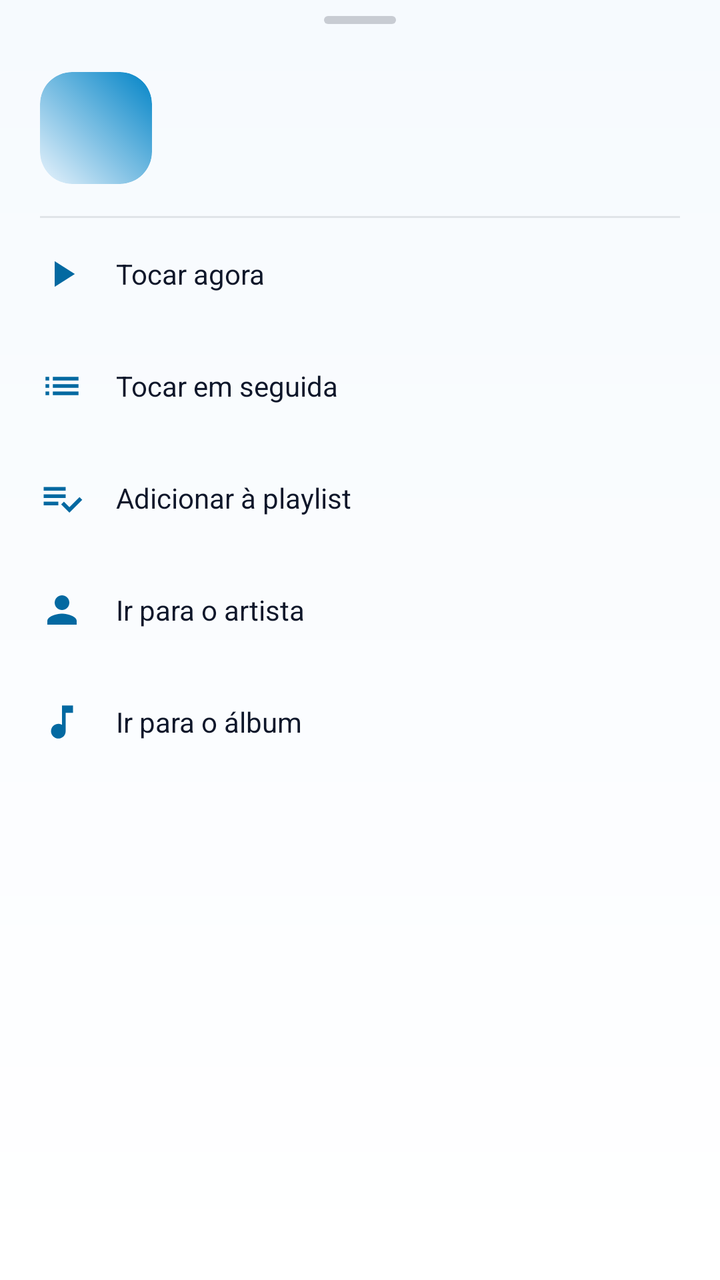
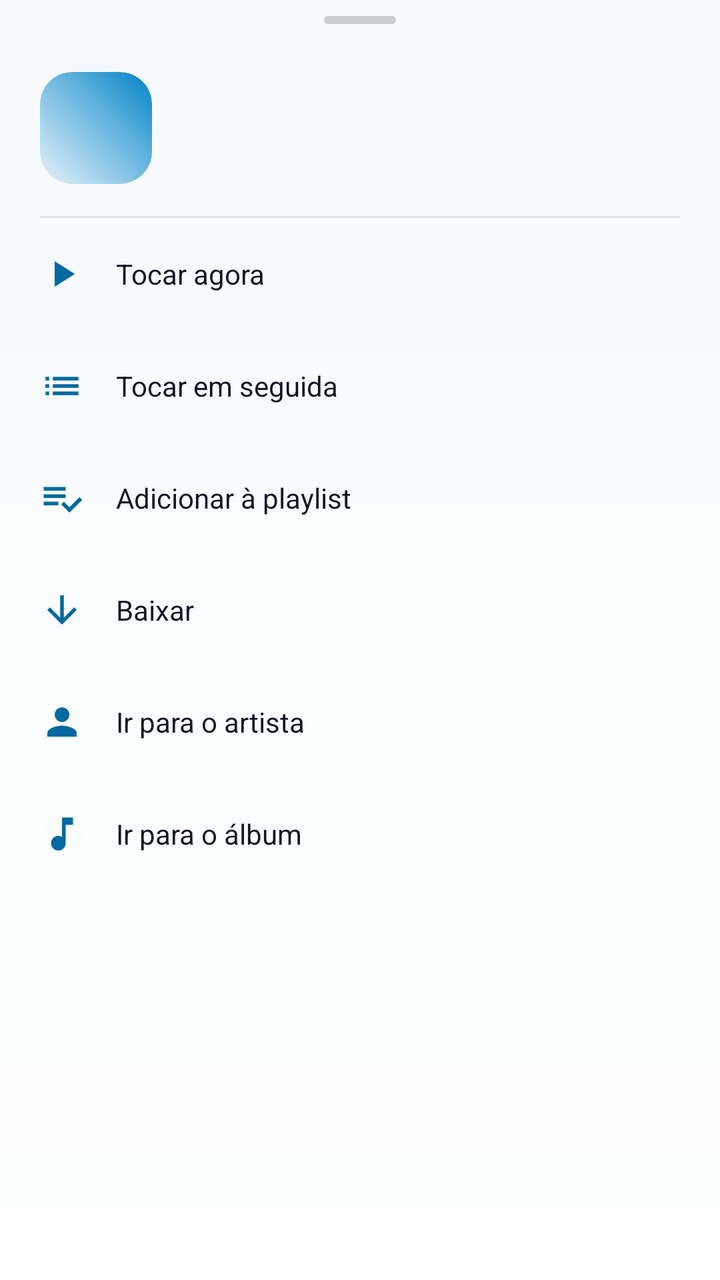

Compare the two renders of this Android layout. The source of the first and the diff that turns it into the second are given below.
<!-- AndroidManifest.xml: application theme Theme.MystMusic -->
<!-- res/layout/sheet_track_menu.xml -->
<?xml version="1.0" encoding="utf-8"?>
<LinearLayout xmlns:android="http://schemas.android.com/apk/res/android"
    xmlns:app="http://schemas.android.com/apk/res-auto"
    android:layout_width="match_parent"
    android:layout_height="wrap_content"
    android:orientation="vertical"
    android:paddingStart="@dimen/screen_margin"
    android:paddingEnd="@dimen/screen_margin"
    android:paddingBottom="@dimen/space_l">

    <View
        android:layout_width="36dp"
        android:layout_height="4dp"
        android:layout_gravity="center_horizontal"
        android:layout_marginTop="@dimen/space_s"
        android:background="@drawable/bg_sheet_handle" />

    <LinearLayout
        android:layout_width="match_parent"
        android:layout_height="wrap_content"
        android:layout_marginTop="@dimen/space_l"
        android:gravity="center_vertical"
        android:orientation="horizontal">

        <com.google.android.material.imageview.ShapeableImageView
            android:id="@+id/menuCover"
            android:layout_width="56dp"
            android:layout_height="56dp"
            android:background="@drawable/bg_cover_placeholder"
            android:contentDescription="@null"
            android:scaleType="centerCrop"
            app:shapeAppearanceOverlay="@style/ShapeAppearance.MystMusic.Cover" />

        <LinearLayout
            android:layout_width="0dp"
            android:layout_height="wrap_content"
            android:layout_marginStart="@dimen/space_m"
            android:layout_weight="1"
            android:orientation="vertical">

            <TextView
                android:id="@+id/menuTitle"
                android:layout_width="match_parent"
                android:layout_height="wrap_content"
                android:ellipsize="end"
                android:fontFamily="sans-serif-medium"
                android:maxLines="1"
                android:textColor="?attr/mystOnSurface"
                android:textSize="@dimen/text_body" />

            <TextView
                android:id="@+id/menuArtist"
                android:layout_width="match_parent"
                android:layout_height="wrap_content"
                android:layout_marginTop="2dp"
                android:ellipsize="end"
                android:maxLines="1"
                android:textColor="?attr/mystOnSurfaceDim"
                android:textSize="@dimen/text_small" />
        </LinearLayout>
    </LinearLayout>

    <View
        android:layout_width="match_parent"
        android:layout_height="1dp"
        android:layout_marginTop="@dimen/space_m"
        android:background="?attr/mystStroke" />

    <LinearLayout
        android:id="@+id/menuPlayNow"
        android:layout_width="match_parent"
        android:layout_height="56dp"
        android:background="?attr/selectableItemBackground"
        android:clickable="true"
        android:focusable="true"
        android:gravity="center_vertical"
        android:orientation="horizontal">

        <ImageView
            android:layout_width="22dp"
            android:layout_height="22dp"
            android:contentDescription="@null"
            android:src="@drawable/ic_play"
            app:tint="?attr/mystAccentText" />

        <TextView
            android:layout_width="wrap_content"
            android:layout_height="wrap_content"
            android:layout_marginStart="@dimen/space_m"
            android:text="@string/track_menu_play"
            android:textColor="?attr/mystOnSurface"
            android:textSize="@dimen/text_body" />
    </LinearLayout>

    <LinearLayout
        android:id="@+id/menuPlayNext"
        android:layout_width="match_parent"
        android:layout_height="56dp"
        android:background="?attr/selectableItemBackground"
        android:clickable="true"
        android:focusable="true"
        android:gravity="center_vertical"
        android:orientation="horizontal">

        <ImageView
            android:layout_width="22dp"
            android:layout_height="22dp"
            android:contentDescription="@null"
            android:src="@drawable/ic_queue"
            app:tint="?attr/mystAccentText" />

        <TextView
            android:layout_width="wrap_content"
            android:layout_height="wrap_content"
            android:layout_marginStart="@dimen/space_m"
            android:text="@string/track_menu_play_next"
            android:textColor="?attr/mystOnSurface"
            android:textSize="@dimen/text_body" />
    </LinearLayout>

    <LinearLayout
        android:id="@+id/menuAddPlaylist"
        android:layout_width="match_parent"
        android:layout_height="56dp"
        android:background="?attr/selectableItemBackground"
        android:clickable="true"
        android:focusable="true"
        android:gravity="center_vertical"
        android:orientation="horizontal">

        <ImageView
            android:layout_width="22dp"
            android:layout_height="22dp"
            android:contentDescription="@null"
            android:src="@drawable/ic_add_to_playlist"
            app:tint="?attr/mystAccentText" />

        <TextView
            android:layout_width="wrap_content"
            android:layout_height="wrap_content"
            android:layout_marginStart="@dimen/space_m"
            android:text="@string/track_menu_add"
            android:textColor="?attr/mystOnSurface"
            android:textSize="@dimen/text_body" />
    </LinearLayout>

    <LinearLayout
        android:id="@+id/menuGoArtist"
        android:layout_width="match_parent"
        android:layout_height="56dp"
        android:background="?attr/selectableItemBackground"
        android:clickable="true"
        android:focusable="true"
        android:gravity="center_vertical"
        android:orientation="horizontal">

        <ImageView
            android:layout_width="22dp"
            android:layout_height="22dp"
            android:contentDescription="@null"
            android:src="@drawable/ic_person"
            app:tint="?attr/mystAccentText" />

        <TextView
            android:layout_width="wrap_content"
            android:layout_height="wrap_content"
            android:layout_marginStart="@dimen/space_m"
            android:text="@string/track_menu_go_artist"
            android:textColor="?attr/mystOnSurface"
            android:textSize="@dimen/text_body" />
    </LinearLayout>

    <LinearLayout
        android:id="@+id/menuGoAlbum"
        android:layout_width="match_parent"
        android:layout_height="56dp"
        android:background="?attr/selectableItemBackground"
        android:clickable="true"
        android:focusable="true"
        android:gravity="center_vertical"
        android:orientation="horizontal">

        <ImageView
            android:layout_width="22dp"
            android:layout_height="22dp"
            android:contentDescription="@null"
            android:src="@drawable/ic_music"
            app:tint="?attr/mystAccentText" />

        <TextView
            android:layout_width="wrap_content"
            android:layout_height="wrap_content"
            android:layout_marginStart="@dimen/space_m"
            android:text="@string/track_menu_go_album"
            android:textColor="?attr/mystOnSurface"
            android:textSize="@dimen/text_body" />
    </LinearLayout>
</LinearLayout>
<!-- resources referenced by this layout -->
<resources>
  <dimen name="screen_margin">20dp</dimen>
  <dimen name="space_l">24dp</dimen>
  <dimen name="space_m">16dp</dimen>
  <dimen name="space_s">8dp</dimen>
  <dimen name="text_body">14sp</dimen>
  <dimen name="text_small">12sp</dimen>
  <!-- drawable bg_sheet_handle (drawable) -->
  <?xml version="1.0" encoding="utf-8"?>
  <shape xmlns:android="http://schemas.android.com/apk/res/android" android:shape="rectangle">
      <solid android:color="?attr/mystStrokeStrong" />
      <corners android:radius="2dp" />
  </shape>
  <string name="track_menu_add">Adicionar à playlist</string>
  <string name="track_menu_go_album">Ir para o álbum</string>
  <string name="track_menu_go_artist">Ir para o artista</string>
  <string name="track_menu_play">Tocar agora</string>
  <string name="track_menu_play_next">Tocar em seguida</string>
  <style name="ShapeAppearance.MystMusic.Cover" parent="">
          <item name="cornerFamily">rounded</item>
          <item name="cornerSize">@dimen/corner_medium</item>
      </style>
  <dimen name="corner_medium">16dp</dimen>
  <color name="light_accent">#0EA5E9</color>
  <color name="on_accent">#04202E</color>
  <color name="sky_400">#38BDF8</color>
  <color name="light_accent_text">#0369A1</color>
  <color name="light_surface">#FFFFFF</color>
  <color name="light_text">#0F172A</color>
  <color name="light_surface_alt">#E8F3FC</color>
  <color name="light_text_dim">#475569</color>
  <color name="light_stroke_strong">#330F172A</color>
  <color name="light_error">#DC2626</color>
  <color name="white">#FFFFFF</color>
  <color name="accent_alpha_24">#3D38BDF8</color>
  <color name="light_bg">#F6FAFE</color>
  <color name="light_navbar">#EBFFFFFF</color>
  <color name="light_stroke">#1A0F172A</color>
  <color name="light_accent_dark">#0284C7</color>
  <color name="on_image">#FFFFFF</color>
  <color name="image_scrim">#80000000</color>
  <color name="light_player_scrim">#CCF6FAFE</color>
  <color name="light_success">#15803D</color>
  <color name="accent_alpha_16">#2938BDF8</color>
  <!-- drawable bg_app (drawable) -->
  <?xml version="1.0" encoding="utf-8"?>
  <shape xmlns:android="http://schemas.android.com/apk/res/android" android:shape="rectangle">
      <gradient android:angle="270" android:startColor="?attr/mystBackground" android:endColor="?attr/mystSurface" />
  </shape>
  <style name="ThemeOverlay.MystMusic.BottomSheet" parent="ThemeOverlay.Material3.BottomSheetDialog">
          <item name="bottomSheetStyle">@style/Widget.MystMusic.BottomSheet</item>
          <item name="android:windowBackground">@color/transparent</item>
      </style>
  <color name="transparent">#00000000</color>
  <style name="Animation.MystMusic.Dialog" parent="@android:style/Animation.Dialog">
          <item name="android:windowEnterAnimation">@anim/dialog_in</item>
          <item name="android:windowExitAnimation">@anim/screen_fade_out</item>
      </style>
  <style name="Widget.MystMusic.BottomSheet" parent="Widget.Material3.BottomSheet.Modal">
          <item name="backgroundTint">?attr/mystSurfaceAlt</item>
          <item name="shapeAppearanceOverlay">@style/ShapeAppearance.MystMusic.BottomSheet</item>
      </style>
  <style name="ShapeAppearance.MystMusic.BottomSheet" parent="">
          <item name="cornerFamily">rounded</item>
          <item name="cornerSizeTopLeft">28dp</item>
          <item name="cornerSizeTopRight">28dp</item>
          <item name="cornerSizeBottomLeft">0dp</item>
          <item name="cornerSizeBottomRight">0dp</item>
      </style>
  <!-- unchanged entries left out for length: 10 -->
</resources>

<!-- the commit's change to res/layout/sheet_track_menu.xml (unified diff, before → after) -->
@@ -145,6 +145,33 @@
     </LinearLayout>
 
     <LinearLayout
+        android:id="@+id/menuDownload"
+        android:layout_width="match_parent"
+        android:layout_height="56dp"
+        android:background="?attr/selectableItemBackground"
+        android:clickable="true"
+        android:focusable="true"
+        android:gravity="center_vertical"
+        android:orientation="horizontal">
+
+        <ImageView
+            android:layout_width="22dp"
+            android:layout_height="22dp"
+            android:contentDescription="@null"
+            android:src="@drawable/ic_arrow_down"
+            app:tint="?attr/mystAccentText" />
+
+        <TextView
+            android:id="@+id/menuDownloadText"
+            android:layout_width="wrap_content"
+            android:layout_height="wrap_content"
+            android:layout_marginStart="@dimen/space_m"
+            android:text="@string/track_download"
+            android:textColor="?attr/mystOnSurface"
+            android:textSize="@dimen/text_body" />
+    </LinearLayout>
+
+    <LinearLayout
         android:id="@+id/menuGoArtist"
         android:layout_width="match_parent"
         android:layout_height="56dp"
<!-- resource entries referenced after the edit -->
@@ -12,6 +12,14 @@
       <solid android:color="?attr/mystStrokeStrong" />
       <corners android:radius="2dp" />
   </shape>
+  <!-- drawable ic_arrow_down (drawable) -->
+  <?xml version="1.0" encoding="utf-8"?>
+  <vector xmlns:android="http://schemas.android.com/apk/res/android"
+      android:width="24dp" android:height="24dp"
+      android:viewportWidth="24" android:viewportHeight="24">
+      <path android:fillColor="#FFFFFFFF" android:pathData="M20 12l-1.41-1.41L13 16.17V4h-2v12.17l-5.58-5.59L4 12l8 8 8-8z" />
+  </vector>
+  <string name="track_download">Baixar</string>
   <string name="track_menu_add">Adicionar à playlist</string>
   <string name="track_menu_go_album">Ir para o álbum</string>
   <string name="track_menu_go_artist">Ir para o artista</string>
